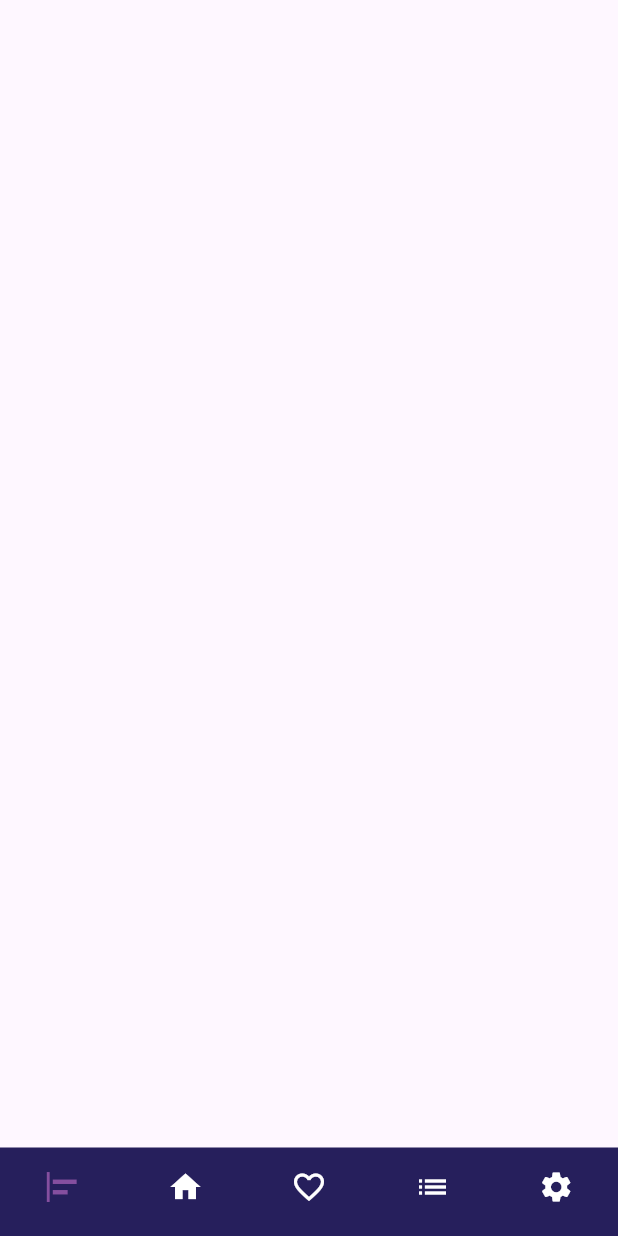
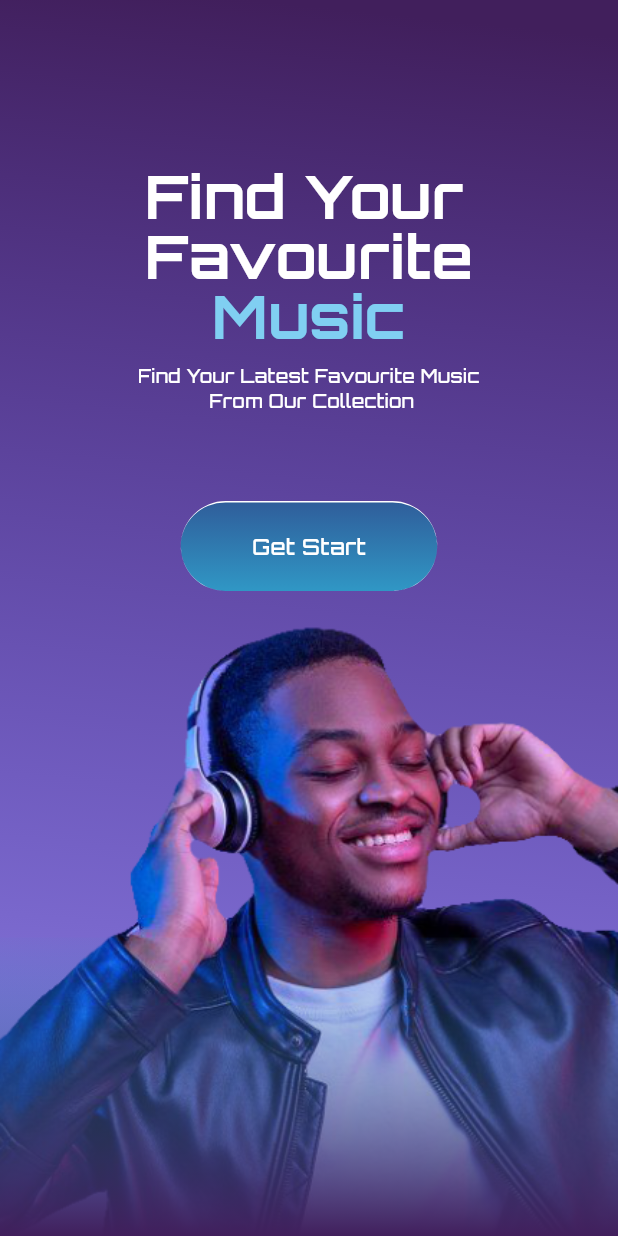
Before and after one commit to ali4hassan9ali2022/quran_app, a Flutter app: the screen it shows after launch, on a phone screen of 412 x 824 dp. Run offline on Flutter 3.47's test engine with Material 3 defaults, Android fonts, the phone set to English and light mode, and no system bars.

Commit message:
on boarding view done

```diff
--- /dev/null
+++ b/lib/Core/Controllers/on_boarding_controller.dart
@@ -0,0 +1,9 @@
+import 'package:flutter/material.dart';
+import 'package:quran_app/Layout/main_home_view.dart';
+
+
+abstract class OnBoardingController {
+  static void navigateToHomeViewView(BuildContext context) {
+    Navigator.pushNamed(context, MainHomeView.id);
+  }
+}
--- a/lib/Core/Controllers/splash_controller.dart
+++ b/lib/Core/Controllers/splash_controller.dart
@@ -1,5 +1,6 @@
 import 'package:flutter/widgets.dart';
-import 'package:quran_app/Layout/main_home_view.dart';
+import 'package:quran_app/Featured/on_boarding/Views/on_boarding_view.dart';
+
 
 
 abstract class SplashController {
@@ -8,7 +9,7 @@ abstract class SplashController {
       // Get.to(() => const HomeView(),
       //     transition: Transition.fade, duration: kTransitionDuration);
       // ignore: use_build_context_synchronously
-      Navigator.pushNamed(context, MainHomeView.id);
+      Navigator.pushNamed(context, OnBoardingView.id);
     });
   }
 }
--- a/lib/Featured/Home/Views/home_view.dart
+++ b/lib/Featured/Home/Views/home_view.dart
@@ -1,10 +1,11 @@
 import 'package:flutter/material.dart';
+import 'package:quran_app/Featured/Home/Widgets/home_view_body.dart';
 
 class HomeView extends StatelessWidget {
   const HomeView({super.key});
   static String id = "HomeView";
   @override
   Widget build(BuildContext context) {
-    return const Column();
+    return const HomeViewBody();
   }
 }
--- /dev/null
+++ b/lib/Featured/Home/Widgets/home_view_body.dart
@@ -0,0 +1,10 @@
+import 'package:flutter/material.dart';
+
+class HomeViewBody extends StatelessWidget {
+  const HomeViewBody({super.key});
+
+  @override
+  Widget build(BuildContext context) {
+    return const Column();
+  }
+}
--- /dev/null
+++ b/lib/Featured/on_boarding/Views/on_boarding_view.dart
@@ -0,0 +1,13 @@
+import 'package:flutter/material.dart';
+import 'package:quran_app/Core/Widgets/custom_background.dart';
+import 'package:quran_app/Featured/on_boarding/Widgets/on_boarding_view.body.dart';
+
+
+class OnBoardingView extends StatelessWidget {
+  const OnBoardingView({super.key});
+  static String id = "OnBoardingView";
+  @override
+  Widget build(BuildContext context) {
+    return const Scaffold(body: CustomBackground(child: OnBoardingViewBody()));
+  }
+}
--- /dev/null
+++ b/lib/Featured/on_boarding/Widgets/custom_button.dart
@@ -0,0 +1,34 @@
+import 'package:flutter/material.dart';
+import 'package:quran_app/Core/Controllers/on_boarding_controller.dart';
+import 'package:quran_app/Core/Utils/app_colors.dart';
+import 'package:quran_app/Core/Utils/app_styles.dart';
+
+
+class CustomButton extends StatelessWidget {
+  const CustomButton({super.key});
+
+  @override
+  Widget build(BuildContext context) {
+    return GestureDetector(
+      onTap: () {
+        OnBoardingController.navigateToHomeViewView(context);
+      },
+      child: Container(
+        height: 60,
+        width: 171,
+        decoration: BoxDecoration(
+          borderRadius: BorderRadius.circular(50),
+          border: const Border(top: BorderSide(color: Colors.white, width: 1)),
+          gradient: const LinearGradient(
+            begin: Alignment(0, -1),
+            end: Alignment(0, 1),
+            colors: [AppColors.kLight3BlueColor, AppColors.kLight4BlueColor],
+          ),
+        ),
+        child: Center(
+          child: Text("Get Start", style: AppStyles.styleMedium18(context)),
+        ),
+      ),
+    );
+  }
+}
--- /dev/null
+++ b/lib/Featured/on_boarding/Widgets/custom_image_on_boarding.dart
@@ -0,0 +1,43 @@
+import 'package:flutter/widgets.dart';
+import 'package:quran_app/Core/Utils/app_colors.dart';
+import 'package:quran_app/Core/Utils/assets.dart';
+
+
+class CustomImageOnBoarding extends StatelessWidget {
+  const CustomImageOnBoarding({super.key});
+
+  @override
+  Widget build(BuildContext context) {
+    return Expanded(
+      child: Stack(
+        children: [
+          const SizedBox(
+            width: double.infinity,
+            child: Image(
+              image: AssetImage(Assets.imagesOnBoardingImage),
+
+              fit: BoxFit.cover,
+            ),
+          ),
+          Positioned(
+            bottom: 0,
+            child: Container(
+              width: MediaQuery.of(context).size.width,
+              height: 199,
+              decoration: BoxDecoration(
+                gradient: LinearGradient(
+                  begin: const Alignment(0.00, 1.00),
+                  end: const Alignment(0, -1),
+                  colors: [
+                    AppColors.kPrimaryColor,
+                    AppColors.kLight4BlueColor.withOpacity(.04),
+                  ],
+                ),
+              ),
+            ),
+          ),
+        ],
+      ),
+    );
+  }
+}
--- /dev/null
+++ b/lib/Featured/on_boarding/Widgets/on_boarding_view.body.dart
@@ -0,0 +1,39 @@
+import 'package:flutter/widgets.dart';
+import 'package:quran_app/Core/Utils/app_colors.dart';
+import 'package:quran_app/Core/Utils/app_styles.dart';
+import 'package:quran_app/Featured/on_boarding/Widgets/custom_button.dart';
+import 'package:quran_app/Featured/on_boarding/Widgets/custom_image_on_boarding.dart';
+
+
+class OnBoardingViewBody extends StatelessWidget {
+  const OnBoardingViewBody({super.key});
+
+  @override
+  Widget build(BuildContext context) {
+    return Column(
+      children: [
+        const SizedBox(height: 111),
+        Text(
+          "Find Your\nFavourite",
+          style: AppStyles.styleBold50(context).copyWith(height: 1),
+        ),
+        Text(
+          "Music",
+          style: AppStyles.styleBold50(
+            context,
+          ).copyWith(color: AppColors.kLight1BlueColor, height: 1),
+        ),
+        const SizedBox(height: 11),
+        Text(
+          textAlign: TextAlign.center,
+          "Find Your Latest Favourite Music\n From Our Collection",
+          style: AppStyles.styleMedium15(context),
+        ),
+        const SizedBox(height: 58),
+
+        const CustomButton(),
+        const CustomImageOnBoarding(),
+      ],
+    );
+  }
+}
--- a/lib/main.dart
+++ b/lib/main.dart
@@ -1,6 +1,7 @@
 import 'package:flutter/material.dart';
 import 'package:quran_app/Featured/Home/Views/home_view.dart';
 import 'package:quran_app/Featured/Splash/Views/splash_view.dart';
+import 'package:quran_app/Featured/on_boarding/Views/on_boarding_view.dart';
 import 'package:quran_app/Layout/main_home_view.dart';
 
 void main() {
@@ -18,6 +19,7 @@ class QuranApp extends StatelessWidget {
         SplashView.id : (context) => const SplashView(),
         MainHomeView.id : (context) => const MainHomeView(),
         HomeView.id : (context) => const HomeView(),
+        OnBoardingView.id : (context) => const OnBoardingView(),
 
       },
       initialRoute: SplashView.id,
```
